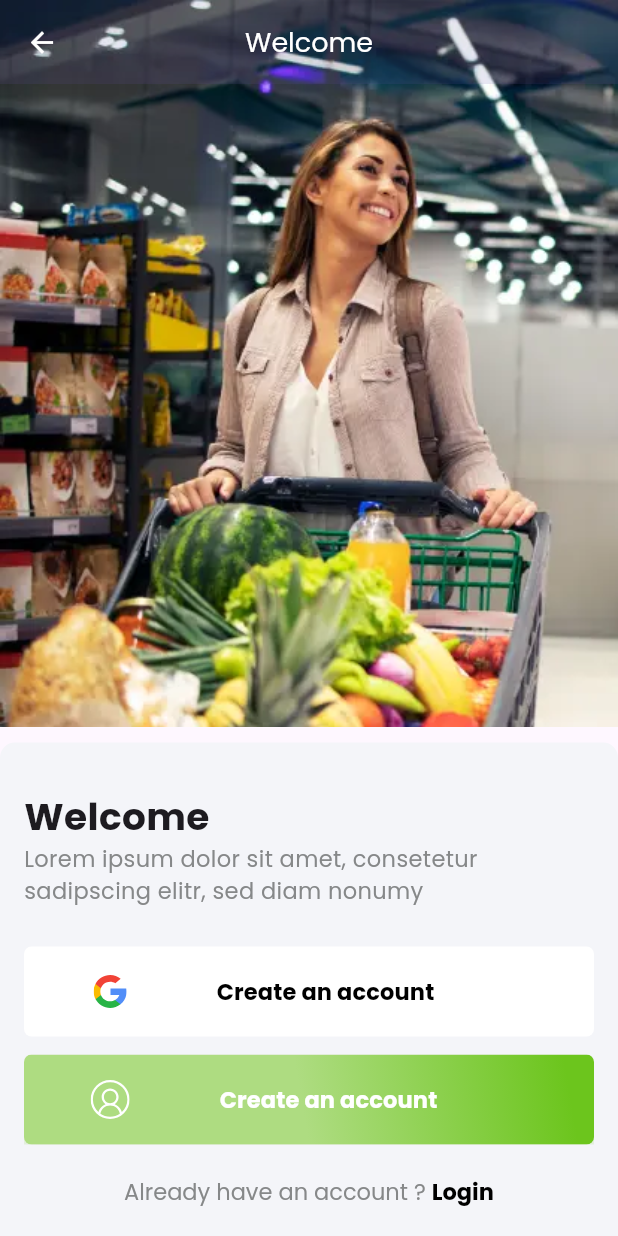
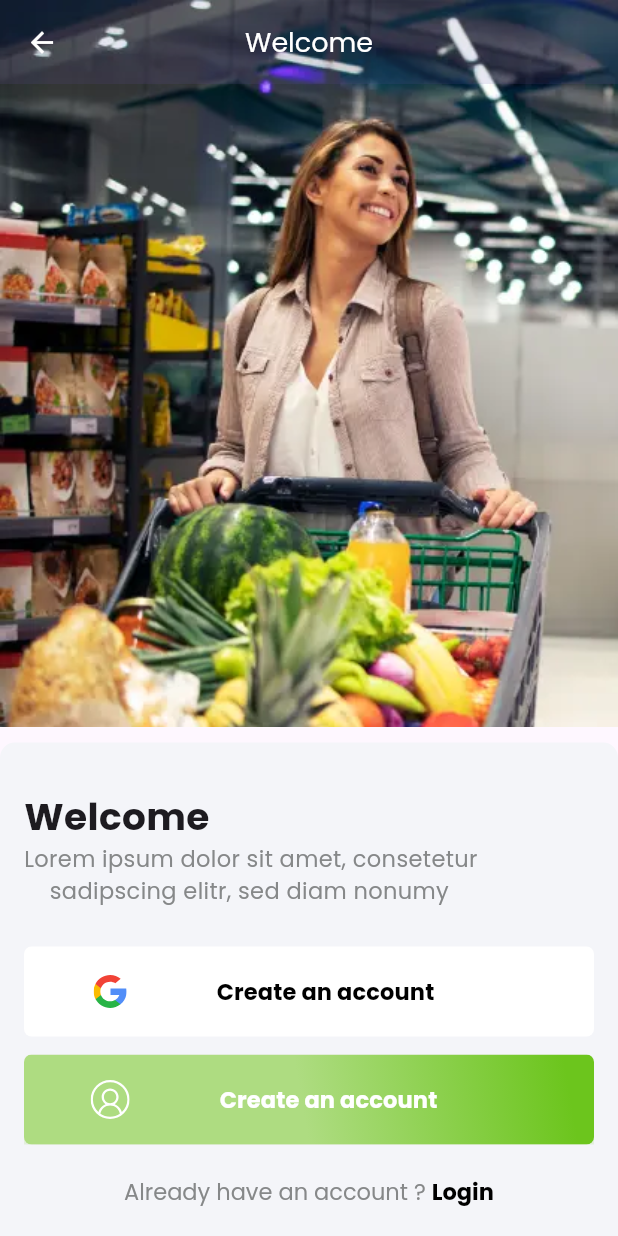
Before and after one commit to Alireza-Seif/Grocery-App, a Flutter app: the screen it shows after launch, after a tap on "Get started", on a phone screen of 412 x 824 dp. Run offline on Flutter 3.47's test engine with Material 3 defaults, Android fonts, the phone set to English and light mode, and no system bars; our stand-ins replace carousel_slider, flutter_svg, get, smooth_page_indicator.

Commit message:
feat: add nwe title style

```diff
--- a/lib/constants/langs/app_strings.dart
+++ b/lib/constants/langs/app_strings.dart
@@ -13,8 +13,7 @@ class AppString {
 sadipscing elitr, sed diam nonumy''';
 
 //Forgot Password
-  static const forgotPasswordText = '''Lorem ipsum dolor sit amet, consetetur
-sadipscing elitr, sed diam nonumy''';
+  static const forgotPasswordText = '''Lorem ipsum dolor sit amet, consetetur\n\t\t\t sadipscing elitr, sed diam nonumy''';
 
 //sign in
   static const signInText = 'Sign in to your account';
--- a/lib/constants/themes/app_theme.dart
+++ b/lib/constants/themes/app_theme.dart
@@ -68,4 +68,10 @@ class MyTextStyles {
     fontFamily: 'Poppins',
     color: Colors.black,
   );
+  static const TextStyle titleStyle7 = TextStyle(
+    fontSize: 25,
+    fontWeight: FontWeight.w600,
+    fontFamily: 'Poppins',
+    color: Colors.black,
+  );
 }
```
